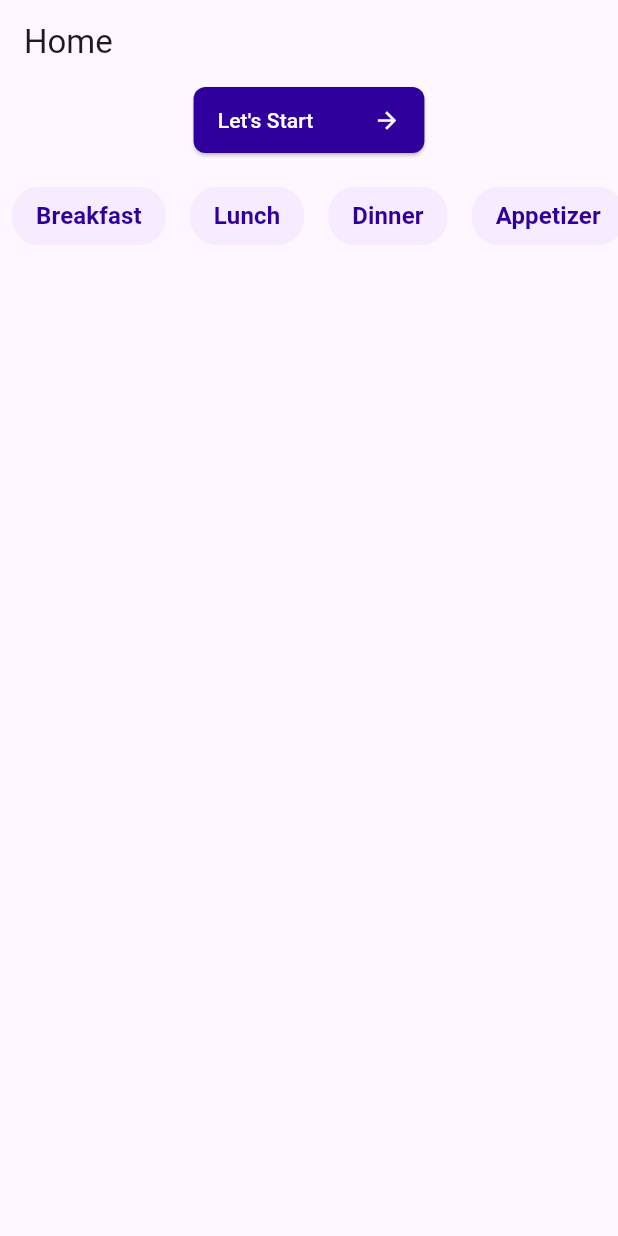
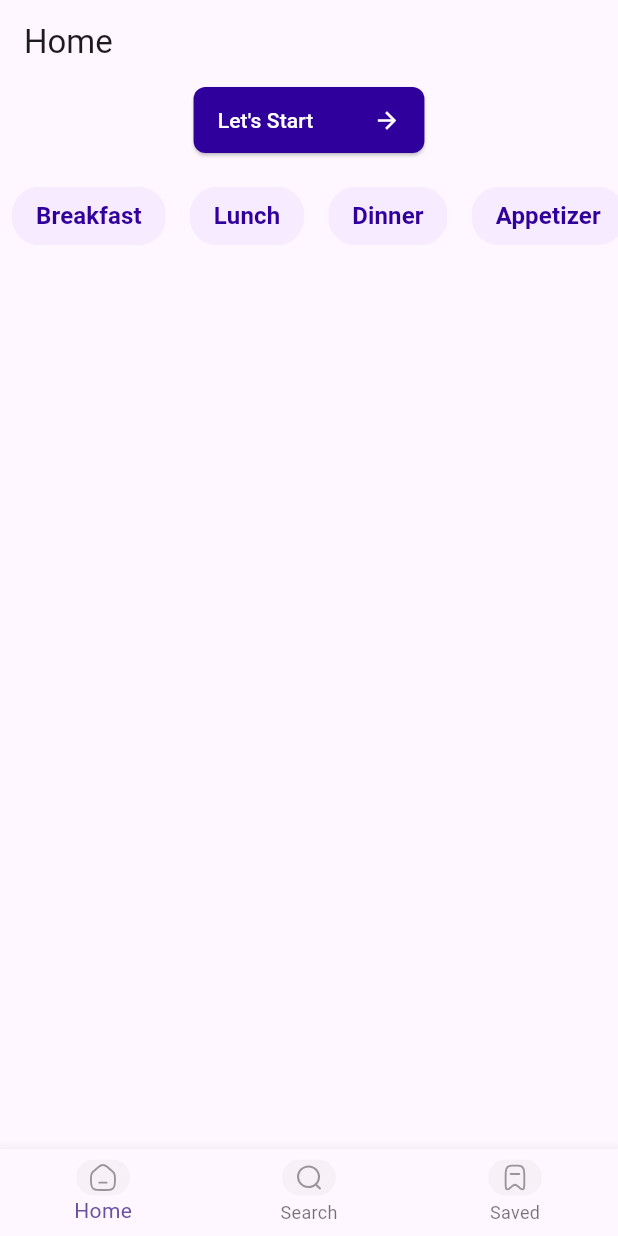
Before and after one commit to Nishan-Pradhan06/Recipe-App, a Flutter app: the screen it shows after launch, after a tap on "Let's Start", on a phone screen of 412 x 824 dp. Run offline on Flutter 3.47's test engine with Material 3 defaults, Android fonts, the phone set to English and light mode, and no system bars; our stand-ins replace flutter_svg.

Commit message:
bottom-nav-bar

```diff
--- a/lib/main.dart
+++ b/lib/main.dart
@@ -2,6 +2,8 @@ import 'package:flutter/material.dart';
 import 'package:provider/provider.dart';
 import 'package:recipe/providers/chip_tap_providers.dart';
 import 'package:recipe/views/screen/splash_screen.dart';
+
+import 'providers/bottom_navigator_providers.dart';
 
 void main() {
   runApp(const MyApp());
@@ -15,6 +17,7 @@ class MyApp extends StatelessWidget {
     return MultiProvider(
       providers: [
         ChangeNotifierProvider(create: (_) => ChipTapProviders()),
+        ChangeNotifierProvider(create: (_) => BottomNavigatorProviders()),
       ],
       child: MaterialApp(
         title: 'Recipe App',
--- /dev/null
+++ b/lib/views/components/bottom_navigator_bar.dart
@@ -0,0 +1,48 @@
+import 'package:flutter/material.dart';
+import 'package:flutter_svg/flutter_svg.dart'; // Import flutter_svg package
+import 'package:provider/provider.dart';
+import '../../providers/bottom_navigator_providers.dart';
+
+class BottomNavigatorBarComponent extends StatelessWidget {
+  const BottomNavigatorBarComponent({super.key});
+
+  @override
+  Widget build(BuildContext context) {
+    return Consumer<BottomNavigatorProviders>(
+      builder: (context, provider, child) {
+        return BottomNavigationBar(
+          currentIndex: provider.currentIndex,
+          onTap: (index) {
+            provider.onBottomNavigatorTap(context, index);
+          },
+          items: [
+            BottomNavigationBarItem(
+              icon: SvgPicture.asset(
+                'assets/icons/home.svg',
+                semanticsLabel: 'Home',
+                height: 24,
+              ),
+              label: 'Home',
+            ),
+            BottomNavigationBarItem(
+              icon: SvgPicture.asset(
+                'assets/icons/search.svg',
+                semanticsLabel: 'Search',
+                height: 24,
+              ),
+              label: 'Search',
+            ),
+            BottomNavigationBarItem(
+              icon: SvgPicture.asset(
+                'assets/icons/saved.svg',
+                semanticsLabel: 'Saved',
+                height: 24,
+              ),
+              label: 'Saved',
+            ),
+          ],
+        );
+      },
+    );
+  }
+}
--- a/lib/views/screen/home_screen.dart
+++ b/lib/views/screen/home_screen.dart
@@ -1,4 +1,5 @@
 import 'package:flutter/material.dart';
+import 'package:recipe/views/components/bottom_navigator_bar.dart';
 import 'package:recipe/views/components/splash_button.dart';
 
 import '../components/chip.dart';
@@ -33,6 +34,7 @@ class HomeScreen extends StatelessWidget {
           ],
         ),
       ),
+      bottomNavigationBar: const BottomNavigatorBarComponent(),
     );
   }
 }
--- a/pubspec.yaml
+++ b/pubspec.yaml
@@ -2,17 +2,16 @@ name: recipe
 description: "A new Flutter project."
 # The following line prevents the package from being accidentally published to
 # pub.dev using `flutter pub publish`. This is preferred for private packages.
-publish_to: 'none' # Remove this line if you wish to publish to pub.dev
+publish_to: "none" # Remove this line if you wish to publish to pub.dev
 
 version: 1.0.0+1
 
 environment:
-  sdk: '>=3.4.1 <4.0.0'
+  sdk: ">=3.4.1 <4.0.0"
 
 dependencies:
   flutter:
     sdk: flutter
-
 
   # The following adds the Cupertino Icons font to your application.
   # Use with the CupertinoIcons class for iOS style icons.
@@ -25,7 +24,6 @@ dev_dependencies:
     sdk: flutter
 
   flutter_lints: ^3.0.0
-
 
 # The following section is specific to Flutter packages.
 flutter:
```
Also changed, not shown: lib/providers/bottom_navigator_providers.dart (added, +41 -0 lines), lib/views/screen/saved_screen.dart (added, +15 -0 lines), lib/views/screen/search_screen.dart (added, +15 -0 lines), assets/icons/home.svg (renamed from assets/icons/Frame 9.svg), assets/icons/saved.svg (renamed from assets/icons/Frame 11.svg), assets/icons/search.svg (renamed from assets/icons/Frame 10.svg).
